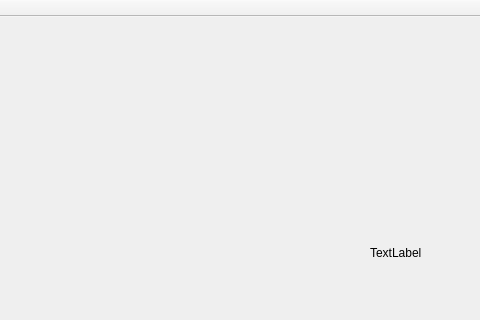
FehlendesSemikolon/SWT-Projekt, file Temperaturanzeige/mainwindow.ui: the form before one commit; both pictures show x 190 to 670 and y 0 to 320 of the 844 by 596 pixel window.
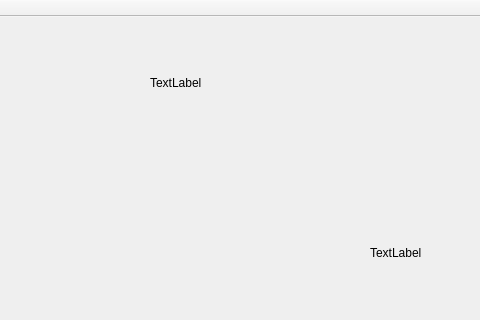
The form after the commit. Custom widgets are drawn as their Qt base class.

Commit message:
Anzeige Metadaten
Das Struct, dass an die Observer übergeben wird, wurde überarbeitet.
Neuer Observer für die Anzeige der Metadaten realisiert: Klasse:
ObserverMetadaten

Patch:
```diff
--- a/Temperaturanzeige/mainwindow.ui
+++ b/Temperaturanzeige/mainwindow.ui
@@ -37,6 +37,19 @@
      <string>TextLabel</string>
     </property>
    </widget>
+   <widget class="QLabel" name="label_Metadaten">
+    <property name="geometry">
+     <rect>
+      <x>340</x>
+      <y>40</y>
+      <width>181</width>
+      <height>51</height>
+     </rect>
+    </property>
+    <property name="text">
+     <string>TextLabel</string>
+    </property>
+   </widget>
   </widget>
   <widget class="QMenuBar" name="menuBar">
    <property name="geometry">
```
Left out of the diff: 2 changed lines with no effect on the pictures. The commit also changes 12 other files.
